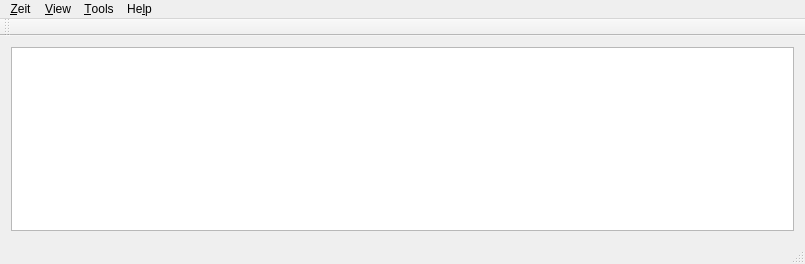
Old version of the form src/mainwindow.ui in the repository loimu/zeit.
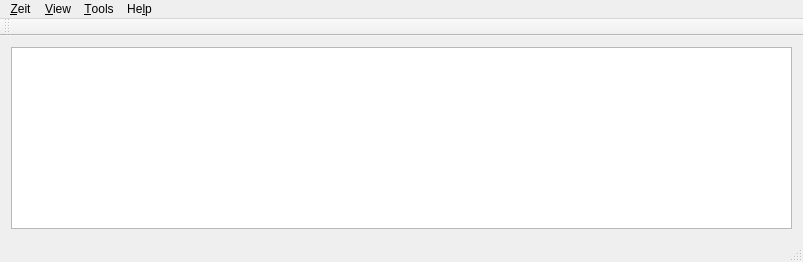
New version of the form. Icons and pictures are not drawn.

Patch:
```diff
--- a/src/mainwindow.ui
+++ b/src/mainwindow.ui
@@ -6,8 +6,8 @@
    <rect>
     <x>0</x>
     <y>0</y>
-    <width>805</width>
-    <height>264</height>
+    <width>803</width>
+    <height>262</height>
    </rect>
   </property>
   <property name="windowTitle">
@@ -29,7 +29,7 @@
     <rect>
      <x>0</x>
      <y>0</y>
-     <width>805</width>
+     <width>803</width>
      <height>27</height>
     </rect>
    </property>
```
Left out of the diff: 2 changed lines with no effect on the pictures.
